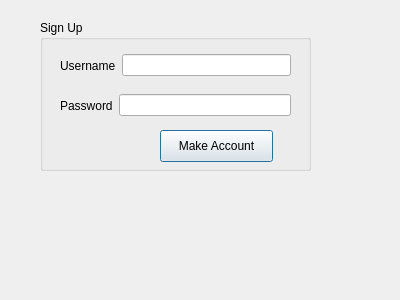
Kbarrera123/StudBudget, file GUI3/GUI3/makeaccountdialog.ui: the form before one commit.
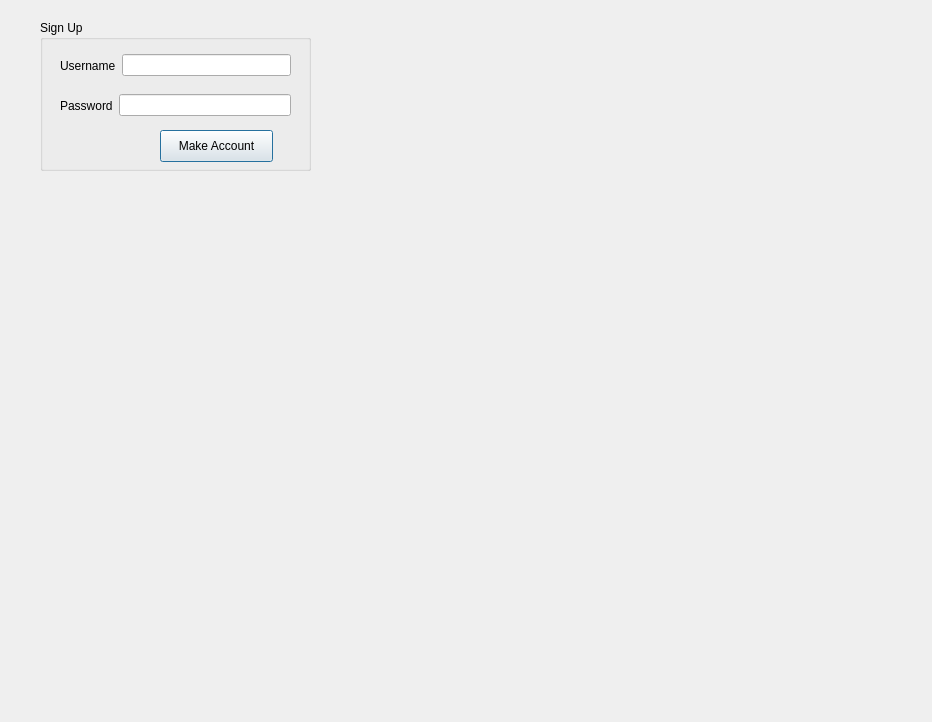
The form after the commit.

Commit message: Made windows bigger

```diff
--- a/GUI3/GUI3/makeaccountdialog.ui
+++ b/GUI3/GUI3/makeaccountdialog.ui
@@ -6,8 +6,8 @@
    <rect>
     <x>0</x>
     <y>0</y>
-    <width>400</width>
-    <height>300</height>
+    <width>932</width>
+    <height>722</height>
    </rect>
   </property>
   <property name="windowTitle">
```
The commit also changes 2 other files.
